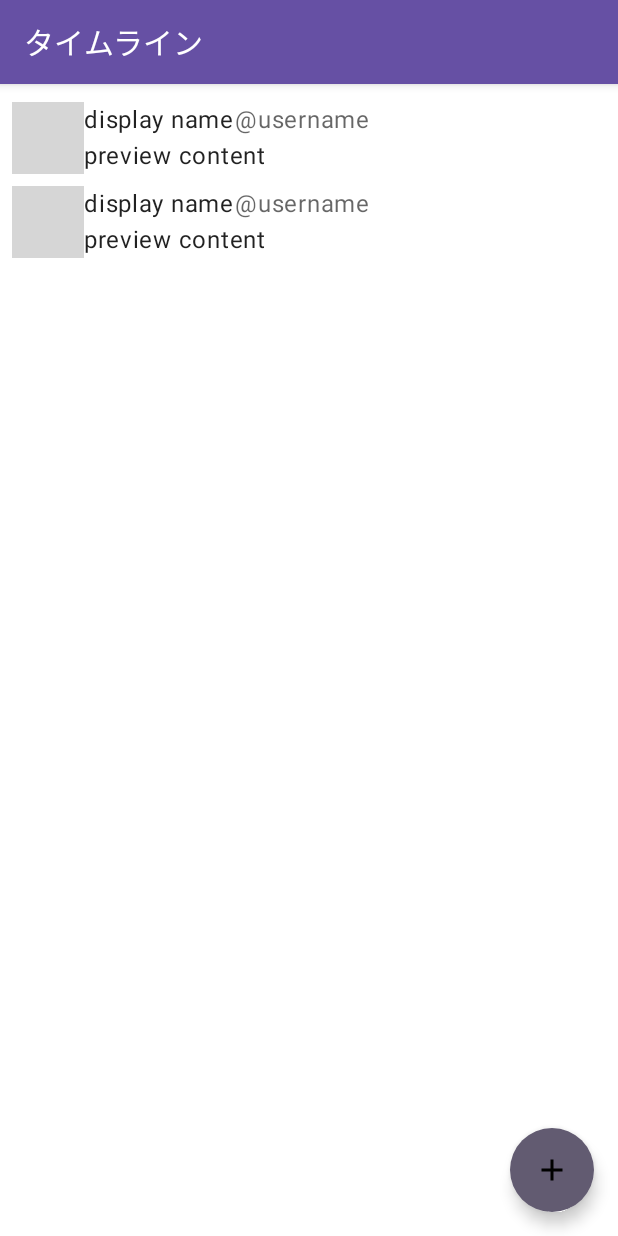
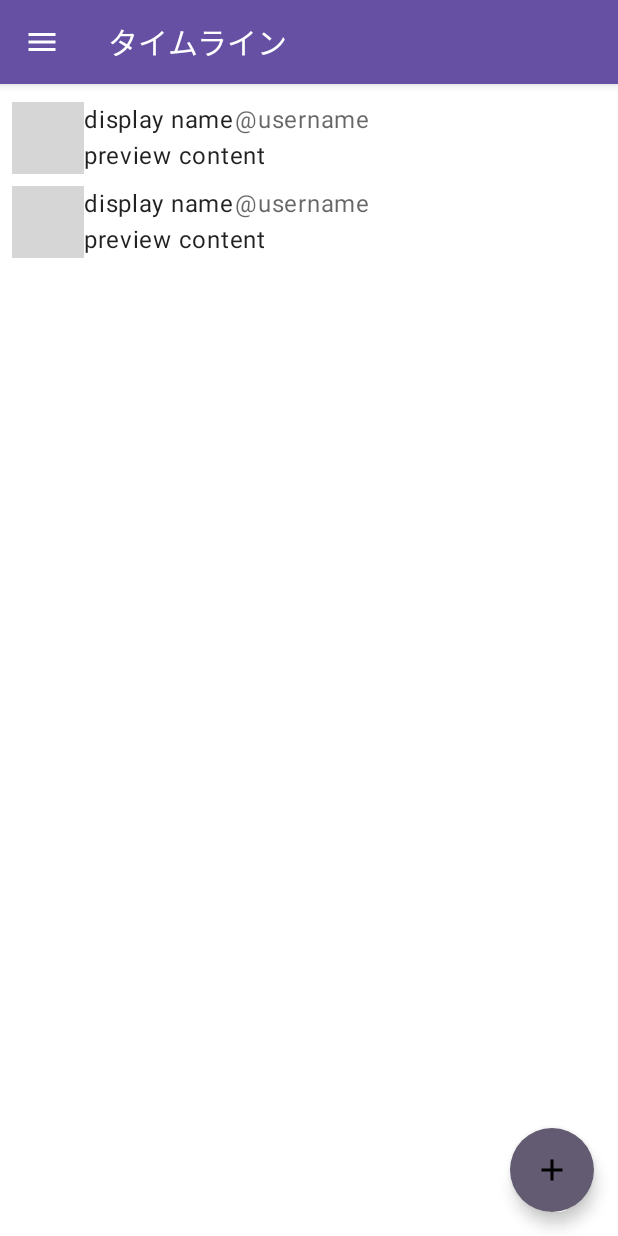
Before and after one commit to Somahc/2023_DMM_internship_yatter, an Android app built with Jetpack Compose: the @Preview function PublicTimelineTemplatePreview, on a phone screen of 412 x 824 dp. Run offline under Robolectric (Android 15) with nearby library versions, the phone set to English and light mode, and no system bars; pictures from the network do not load; grey boxes are pictures that could not be loaded.

Commit message:
左上メニューバーを押すとドロワーが表示されるようにした

```diff
--- a/Yatter2023/app/src/main/java/com/dmm/bootcamp/yatter2023/ui/timeline/PublicTimelineTemplate.kt
+++ b/Yatter2023/app/src/main/java/com/dmm/bootcamp/yatter2023/ui/timeline/PublicTimelineTemplate.kt
@@ -16,17 +16,23 @@ import androidx.compose.material.CircularProgressIndicator
 import androidx.compose.material.ExperimentalMaterialApi
 import androidx.compose.material.FloatingActionButton
 import androidx.compose.material.Icon
+import androidx.compose.material.IconButton
 import androidx.compose.material.Scaffold
 import androidx.compose.material.Text
 import androidx.compose.material.TopAppBar
 import androidx.compose.material.icons.Icons
 import androidx.compose.material.icons.filled.Add
+import androidx.compose.material.icons.filled.Menu
 import androidx.compose.material.pullrefresh.PullRefreshIndicator
 import androidx.compose.material.pullrefresh.pullRefresh
 import androidx.compose.material.pullrefresh.rememberPullRefreshState
+import androidx.compose.material.rememberScaffoldState
+import androidx.compose.runtime.rememberCoroutineScope
 import androidx.compose.ui.Alignment
 import androidx.compose.ui.Modifier
 import androidx.compose.ui.unit.dp
+import kotlinx.coroutines.coroutineScope
+import kotlinx.coroutines.launch
 
 @OptIn(ExperimentalMaterialApi::class)
 @Composable
@@ -37,13 +43,26 @@ fun PublicTimelineTemplate(
     onClickPost: () -> Unit,
     onRefresh: () -> Unit,
 ) {
+    val scaffoldState = rememberScaffoldState()
+    val coroutineScope = rememberCoroutineScope()
     val pullRefreshState = rememberPullRefreshState(isRefreshing, onRefresh)
     Scaffold(
+        scaffoldState = scaffoldState,
+        drawerContent = {
+            Text("ここにドロワーの内容を追加する")
+        },
         topBar = {
             TopAppBar(
                 title = {
                     Text(text = "タイムライン")
                 },
+                navigationIcon = {
+                    IconButton(onClick = {
+                        coroutineScope.launch { scaffoldState.drawerState.open() }
+                    }) {
+                        Icon(Icons.Filled.Menu, contentDescription = "Open drawer")
+                    }
+                }
             )
         },
         floatingActionButton = {
```
